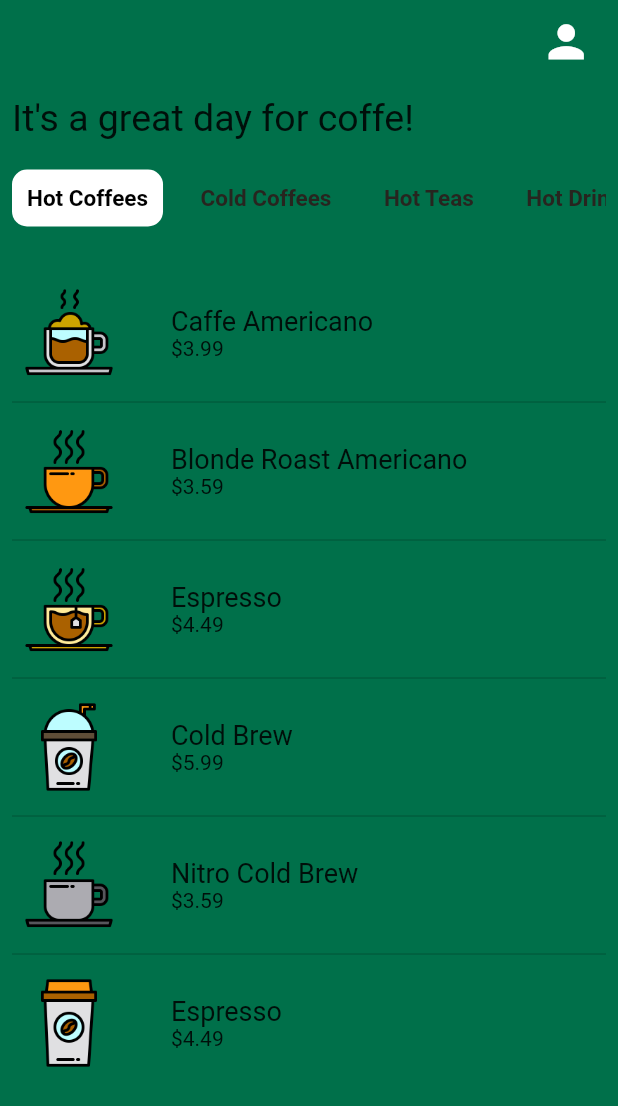
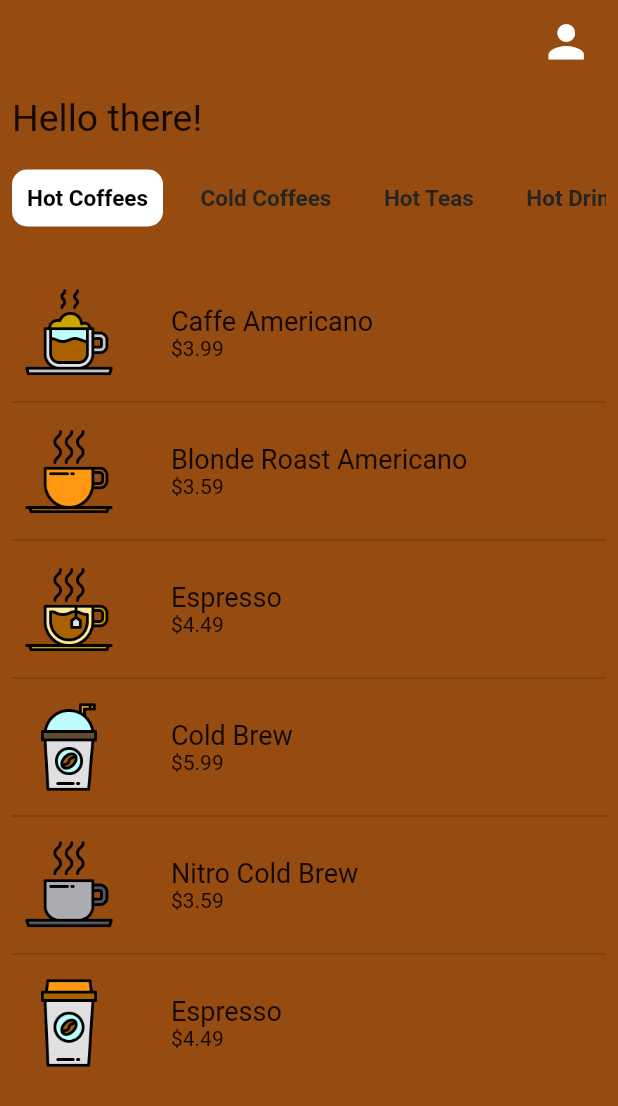
Before and after one commit to manasivaraiya/Coffee_App_, a Flutter app: the screen it shows after launch, on a phone screen of 412 x 824 dp. Shown: the top 1106 px of the screen. Run offline on Flutter 3.47's test engine with Material 2 defaults, Android fonts, the phone set to English and light mode, and no system bars; our stand-ins replace font_awesome_flutter.

Commit message:
changed basic css

```diff
--- a/lib/home_screen/components/body.dart
+++ b/lib/home_screen/components/body.dart
@@ -7,14 +7,14 @@ class Body extends StatelessWidget {
   @override
   Widget build(BuildContext context) {
     return Container(
-      color: Color(0xFF00704A),
+      color: Color(0xFF964B10),
       child: Padding(
         padding: const EdgeInsets.all(8.0),
         child: Column(
           crossAxisAlignment: CrossAxisAlignment.start,
           children: [
             Text(
-              'It\'s a great day for coffe!',
+              'Hello there!',
               style: TextStyle(fontSize: 25.0),
             ),
             Categories(),
--- a/lib/home_screen/home_screen.dart
+++ b/lib/home_screen/home_screen.dart
@@ -6,7 +6,7 @@ class HomeScreen extends StatelessWidget {
   Widget build(BuildContext context) {
     return Scaffold(
       appBar: AppBar(
-        backgroundColor: Color(0xFF00704A),
+        backgroundColor: Color(0xFF964B10),
         elevation: 0.0,
         actions: [
           Padding(
```
